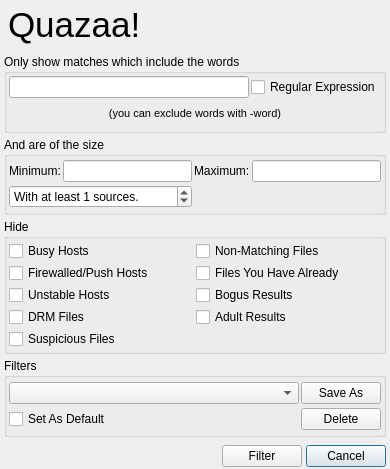
Old version of the form Quazaa/UI/dialogfiltersearch.ui in the repository c3c/quazaa.
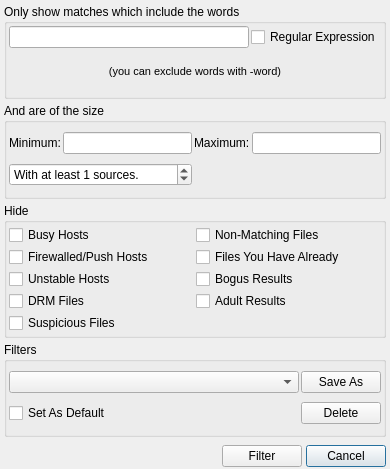
New version of the form. Icons and pictures are not drawn.

```diff
--- a/Quazaa/UI/dialogfiltersearch.ui
+++ b/Quazaa/UI/dialogfiltersearch.ui
@@ -39,67 +39,7 @@
    <property name="spacing">
     <number>0</number>
    </property>
-   <item row="0" column="0">
-    <widget class="QFrame" name="frameCommonHeader">
-     <property name="minimumSize">
-      <size>
-       <width>0</width>
-       <height>50</height>
-      </size>
-     </property>
-     <property name="maximumSize">
-      <size>
-       <width>16777215</width>
-       <height>50</height>
-      </size>
-     </property>
-     <property name="frameShape">
-      <enum>QFrame::NoFrame</enum>
-     </property>
-     <property name="frameShadow">
-      <enum>QFrame::Raised</enum>
-     </property>
-     <layout class="QGridLayout" name="gridLayout_23">
-      <property name="margin">
-       <number>1</number>
-      </property>
-      <property name="spacing">
-       <number>0</number>
-      </property>
-      <item row="0" column="0">
-       <widget class="QLabel" name="labelLogo">
-        <property name="styleSheet">
-         <string notr="true">background-color: transparent;</string>
-        </property>
-        <property name="text">
-         <string/>
-        </property>
-        <property name="pixmap">
-         <pixmap resource="../Resource.qrc">:/Resource/Quazaa48.png</pixmap>
-        </property>
-       </widget>
-      </item>
-      <item row="0" column="1">
-       <widget class="QLabel" name="labelHeaderText">
-        <property name="sizePolicy">
-         <sizepolicy hsizetype="MinimumExpanding" vsizetype="Preferred">
-          <horstretch>0</horstretch>
-          <verstretch>0</verstretch>
-         </sizepolicy>
-        </property>
-        <property name="text">
-         <string notr="true">&lt;!DOCTYPE HTML PUBLIC &quot;-//W3C//DTD HTML 4.0//EN&quot; &quot;http://www.w3.org/TR/REC-html40/strict.dtd&quot;&gt;
-&lt;html&gt;&lt;head&gt;&lt;meta name=&quot;qrichtext&quot; content=&quot;1&quot; /&gt;&lt;style type=&quot;text/css&quot;&gt;
-p, li { white-space: pre-wrap; }
-&lt;/style&gt;&lt;/head&gt;&lt;body style=&quot; font-family:'MS Shell Dlg 2'; font-size:8.25pt; font-weight:400; font-style:normal;&quot;&gt;
-&lt;p style=&quot; margin-top:0px; margin-bottom:0px; margin-left:0px; margin-right:0px; -qt-block-indent:0; text-indent:0px;&quot;&gt;&lt;span style=&quot; font-size:26pt;&quot;&gt;Quazaa!&lt;/span&gt;&lt;/p&gt;&lt;/body&gt;&lt;/html&gt;</string>
-        </property>
-       </widget>
-      </item>
-     </layout>
-    </widget>
-   </item>
-   <item row="4" column="0">
+   <item row="3" column="0">
     <layout class="QGridLayout" name="gridLayoutControlButtons">
      <property name="leftMargin">
       <number>4</number>
@@ -145,7 +85,7 @@
      </item>
     </layout>
    </item>
-   <item row="1" column="0">
+   <item row="0" column="0">
     <widget class="QFrame" name="frameBody">
      <property name="frameShape">
       <enum>QFrame::NoFrame</enum>
```
